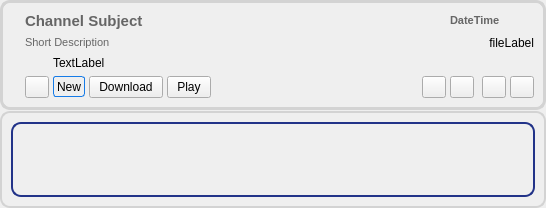
Before: the Qt Designer form retroshare-gui/src/gui/feeds/ChanMsgItem.ui in RetroShare/RetroShare, drawn with Qt 5.
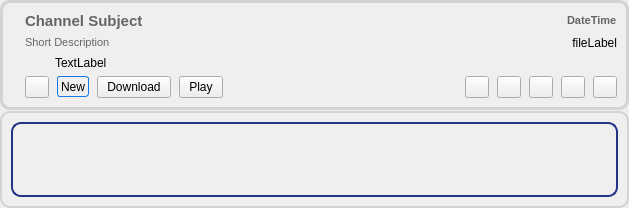
After: the same form once the commit is applied. Icons and pictures are not drawn.

Commit message: Added a new button in ChanMsgItem and ForumMsgItem to set the message as read (without expanding the message) and remove the item from the news feed. Redesigned ChanMsgItem.

Diff of the .ui file:
```diff
--- a/retroshare-gui/src/gui/feeds/ChanMsgItem.ui
+++ b/retroshare-gui/src/gui/feeds/ChanMsgItem.ui
@@ -6,7 +6,7 @@
    <rect>
     <x>0</x>
     <y>0</y>
-    <width>546</width>
+    <width>629</width>
     <height>208</height>
    </rect>
   </property>
@@ -91,14 +91,13 @@
        </layout>
       </item>
       <item row="0" column="1">
-       <layout class="QGridLayout" name="gridLayout">
-        <property name="horizontalSpacing">
-         <number>4</number>
-        </property>
-        <item row="0" column="0" rowspan="2" colspan="5">
+       <layout class="QVBoxLayout" name="verticalLayout_2">
+        <item>
+         <layout class="QHBoxLayout" name="horizontalLayout_3">
+          <item>
          <widget class="QLabel" name="titleLabel">
           <property name="sizePolicy">
-           <sizepolicy hsizetype="Minimum" vsizetype="Minimum">
+             <sizepolicy hsizetype="MinimumExpanding" vsizetype="Preferred">
             <horstretch>0</horstretch>
             <verstretch>0</verstretch>
            </sizepolicy>
@@ -127,7 +126,7 @@
           </property>
          </widget>
         </item>
-        <item row="0" column="7" rowspan="2" colspan="5">
+          <item>
          <widget class="QLabel" name="datetimelabel">
           <property name="font">
            <font>
@@ -145,22 +144,11 @@
           </property>
          </widget>
         </item>
-        <item row="2" column="8" colspan="4">
-         <widget class="QLabel" name="filelabel">
-          <property name="font">
-           <font>
-            <stylestrategy>PreferAntialias</stylestrategy>
-           </font>
-          </property>
-          <property name="text">
-           <string notr="true">fileLabel</string>
-          </property>
-          <property name="alignment">
-           <set>Qt::AlignRight|Qt::AlignTop|Qt::AlignTrailing</set>
-          </property>
-         </widget>
+         </layout>
         </item>
-        <item row="2" column="0" colspan="8">
+        <item>
+         <layout class="QHBoxLayout" name="horizontalLayout_4">
+          <item>
          <widget class="QLabel" name="subjectLabel">
           <property name="sizePolicy">
            <sizepolicy hsizetype="MinimumExpanding" vsizetype="Expanding">
@@ -189,7 +177,56 @@
           </property>
          </widget>
         </item>
-        <item row="4" column="0">
+          <item>
+           <widget class="QLabel" name="filelabel">
+            <property name="font">
+             <font>
+              <stylestrategy>PreferAntialias</stylestrategy>
+             </font>
+            </property>
+            <property name="text">
+             <string notr="true">fileLabel</string>
+            </property>
+            <property name="alignment">
+             <set>Qt::AlignRight|Qt::AlignTop|Qt::AlignTrailing</set>
+            </property>
+           </widget>
+          </item>
+         </layout>
+        </item>
+        <item>
+         <layout class="QHBoxLayout" name="horizontalLayout_5">
+          <item>
+           <widget class="QLabel" name="warn_image_label">
+            <property name="maximumSize">
+             <size>
+              <width>24</width>
+              <height>16777215</height>
+             </size>
+            </property>
+            <property name="text">
+             <string/>
+            </property>
+            <property name="pixmap">
+             <pixmap resource="../images.qrc">:/images/status_unknown.png</pixmap>
+            </property>
+           </widget>
+          </item>
+          <item>
+           <widget class="QLabel" name="warning_label">
+            <property name="text">
+             <string notr="true">TextLabel</string>
+            </property>
+           </widget>
+          </item>
+         </layout>
+        </item>
+        <item>
+         <layout class="QHBoxLayout" name="horizontalLayout_2">
+          <property name="spacing">
+           <number>8</number>
+          </property>
+          <item>
          <widget class="QPushButton" name="readButton">
           <property name="maximumSize">
            <size>
@@ -215,7 +252,7 @@
           </property>
          </widget>
         </item>
-        <item row="4" column="1">
+          <item>
          <widget class="QLabel" name="newLabel">
           <property name="maximumSize">
            <size>
@@ -239,7 +276,7 @@
           </property>
          </widget>
         </item>
-        <item row="4" column="2">
+          <item>
          <widget class="QPushButton" name="downloadButton">
           <property name="font">
            <font>
@@ -255,7 +292,7 @@
           </property>
          </widget>
         </item>
-        <item row="4" column="3">
+          <item>
          <widget class="QPushButton" name="playButton">
           <property name="font">
            <font>
@@ -271,24 +308,36 @@
           </property>
          </widget>
         </item>
-        <item row="4" column="4">
-         <spacer>
+          <item>
+           <spacer name="horizontalSpacer">
           <property name="orientation">
            <enum>Qt::Horizontal</enum>
           </property>
-          <property name="sizeType">
-           <enum>QSizePolicy::Expanding</enum>
-          </property>
           <property name="sizeHint" stdset="0">
            <size>
-            <width>13</width>
-            <height>21</height>
+              <width>40</width>
+              <height>20</height>
            </size>
           </property>
          </spacer>
         </item>
-        <item row="3" column="0">
-         <widget class="QLabel" name="warn_image_label">
+          <item>
+           <widget class="QPushButton" name="copyLinkButton">
+            <property name="sizePolicy">
+             <sizepolicy hsizetype="Fixed" vsizetype="Fixed">
+              <horstretch>0</horstretch>
+              <verstretch>0</verstretch>
+             </sizepolicy>
+            </property>
+            <property name="maximumSize">
+             <size>
+              <width>24</width>
+              <height>16777215</height>
+             </size>
+            </property>
+            <property name="toolTip">
+             <string>Copy RetroShare Link</string>
+            </property>
           <property name="text">
            <string/>
           </property>
@@ -297,14 +346,7 @@
           </property>
          </widget>
         </item>
-        <item row="3" column="1" colspan="8">
-         <widget class="QLabel" name="warning_label">
-          <property name="text">
-           <string notr="true">TextLabel</string>
-          </property>
-         </widget>
-        </item>
-        <item row="4" column="7" colspan="2">
+          <item>
          <widget class="QPushButton" name="unsubscribeButton">
           <property name="sizePolicy">
            <sizepolicy hsizetype="Fixed" vsizetype="Fixed">
@@ -330,33 +372,7 @@
           </property>
          </widget>
         </item>
-        <item row="4" column="10">
-         <widget class="QPushButton" name="clearButton">
-          <property name="sizePolicy">
-           <sizepolicy hsizetype="Fixed" vsizetype="Fixed">
-            <horstretch>0</horstretch>
-            <verstretch>0</verstretch>
-           </sizepolicy>
-          </property>
-          <property name="maximumSize">
-           <size>
-            <width>24</width>
-            <height>16777215</height>
-           </size>
-          </property>
-          <property name="toolTip">
-           <string>Remove Item</string>
-          </property>
-          <property name="text">
-           <string/>
-          </property>
-          <property name="icon">
-           <iconset resource="../images.qrc">
-            <normaloff>:/images/close_normal.png</normaloff>:/images/close_normal.png</iconset>
-          </property>
-         </widget>
-        </item>
-        <item row="4" column="11">
+          <item>
          <widget class="QPushButton" name="expandButton">
           <property name="sizePolicy">
            <sizepolicy hsizetype="Fixed" vsizetype="Fixed">
@@ -385,8 +401,8 @@
           </property>
          </widget>
         </item>
-        <item row="4" column="6">
-         <widget class="QPushButton" name="copyLinkButton">
+          <item>
+           <widget class="QPushButton" name="readAndClearButton">
           <property name="sizePolicy">
            <sizepolicy hsizetype="Fixed" vsizetype="Fixed">
             <horstretch>0</horstretch>
@@ -400,16 +416,41 @@
            </size>
           </property>
           <property name="toolTip">
-           <string>Copy RetroShare Link</string>
+             <string>Set as read and remove item</string>
+            </property>
+            <property name="icon">
+             <iconset resource="../images.qrc">
+              <normaloff>:/images/cancel.png</normaloff>:/images/cancel.png</iconset>
+            </property>
+           </widget>
+          </item>
+          <item>
+           <widget class="QPushButton" name="clearButton">
+            <property name="sizePolicy">
+             <sizepolicy hsizetype="Fixed" vsizetype="Fixed">
+              <horstretch>0</horstretch>
+              <verstretch>0</verstretch>
+             </sizepolicy>
+            </property>
+            <property name="maximumSize">
+             <size>
+              <width>24</width>
+              <height>16777215</height>
+             </size>
+            </property>
+            <property name="toolTip">
+             <string>Remove Item</string>
           </property>
           <property name="text">
            <string/>
           </property>
           <property name="icon">
            <iconset resource="../images.qrc">
-            <normaloff>:/images/copyrslink.png</normaloff>:/images/copyrslink.png</iconset>
-          </property>
-         </widget>
+              <normaloff>:/images/close_normal.png</normaloff>:/images/close_normal.png</iconset>
+            </property>
+           </widget>
+          </item>
+         </layout>
         </item>
        </layout>
       </item>
```
Left out of the diff: 5 changed lines with no effect on the pictures. Lines whose indentation alone changed are shown as unchanged. The commit also changes 7 other files.
